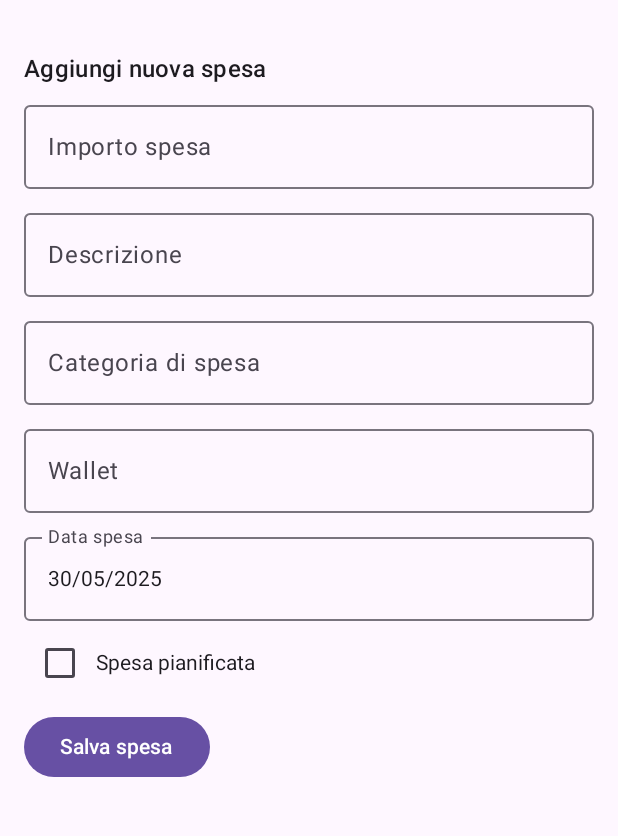
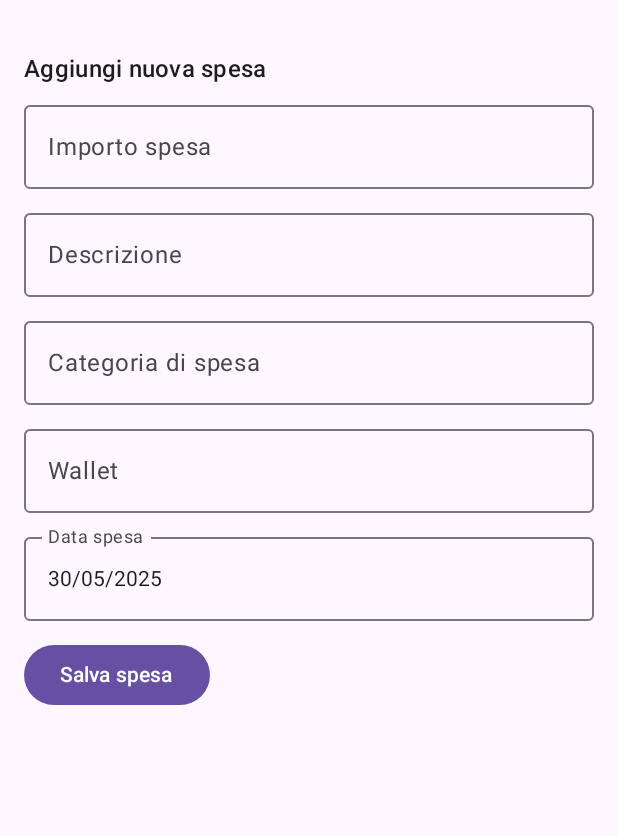
Before and after one commit to GiancarloRonci/FamilySpendTracker, an Android app built with Jetpack Compose: the AddExpenseScreen screen opened through its navigation route, on a phone screen of 412 x 824 dp, the part 69-905 px from its top. Run offline under Robolectric (Android 15) with nearby library versions, the phone set to English and light mode, and no system bars; our stand-ins replace Room's generated code, livedata-compose.

Commit message:
2025-05-30.1

```diff
--- a/app/src/main/java/com/example/familyspendtracker/screens/AddExpenseScreen.kt
+++ b/app/src/main/java/com/example/familyspendtracker/screens/AddExpenseScreen.kt
@@ -164,10 +164,7 @@ fun AddExpenseScreen(viewModel: ExpenseViewModel) {
                 .clickable { datePickerDialog.show() }
         )
 
-        Row(verticalAlignment = Alignment.CenterVertically) {
-            Checkbox(checked = isPlanned, onCheckedChange = { isPlanned = it })
-            Text("Spesa pianificata")
-        }
+
 
         Button(
             onClick = {
@@ -210,6 +207,11 @@ fun AddExpenseScreen(viewModel: ExpenseViewModel) {
                     description = description
                 )
                 viewModel.addExpense(expense)
+
+                // Conferma l'inserimento della spesa
+                Toast.makeText(context, "Spesa inserita correttamente!", Toast.LENGTH_SHORT).show()
+
+                // Reimposta i campi del form
                 amount = ""
                 description = ""
             },
```
